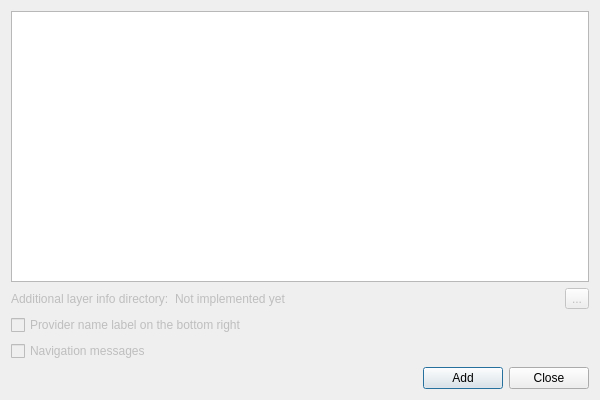
Before: the Qt Designer form addlayerdialog.ui in minorua/TileLayerPlugin, drawn with Qt 5.
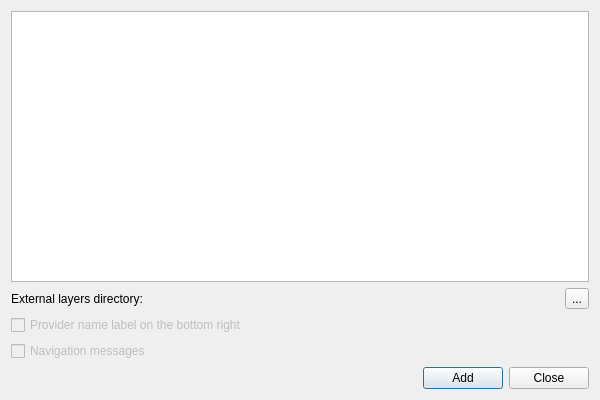
After: the same form once the commit is applied.

Commit message: external layers directory

```diff
--- a/addlayerdialog.ui
+++ b/addlayerdialog.ui
@@ -28,17 +28,17 @@
        <item>
         <widget class="QLabel" name="label">
          <property name="enabled">
-          <bool>false</bool>
+          <bool>true</bool>
          </property>
          <property name="text">
-          <string>Additional layer info directory:</string>
+          <string>External layers directory:</string>
          </property>
         </widget>
        </item>
        <item>
         <widget class="QLabel" name="label_layerInfoDirectory">
          <property name="enabled">
-          <bool>false</bool>
+          <bool>true</bool>
          </property>
          <property name="sizePolicy">
           <sizepolicy hsizetype="Expanding" vsizetype="Preferred">
@@ -47,14 +47,14 @@
           </sizepolicy>
          </property>
          <property name="text">
-          <string>Not implemented yet</string>
+          <string/>
          </property>
         </widget>
        </item>
        <item>
         <widget class="QToolButton" name="toolButton">
          <property name="enabled">
-          <bool>false</bool>
+          <bool>true</bool>
          </property>
          <property name="text">
           <string>...</string>
```
Left out of the diff: 4 changed lines with no effect on the pictures. The commit also changes 2 other files.
